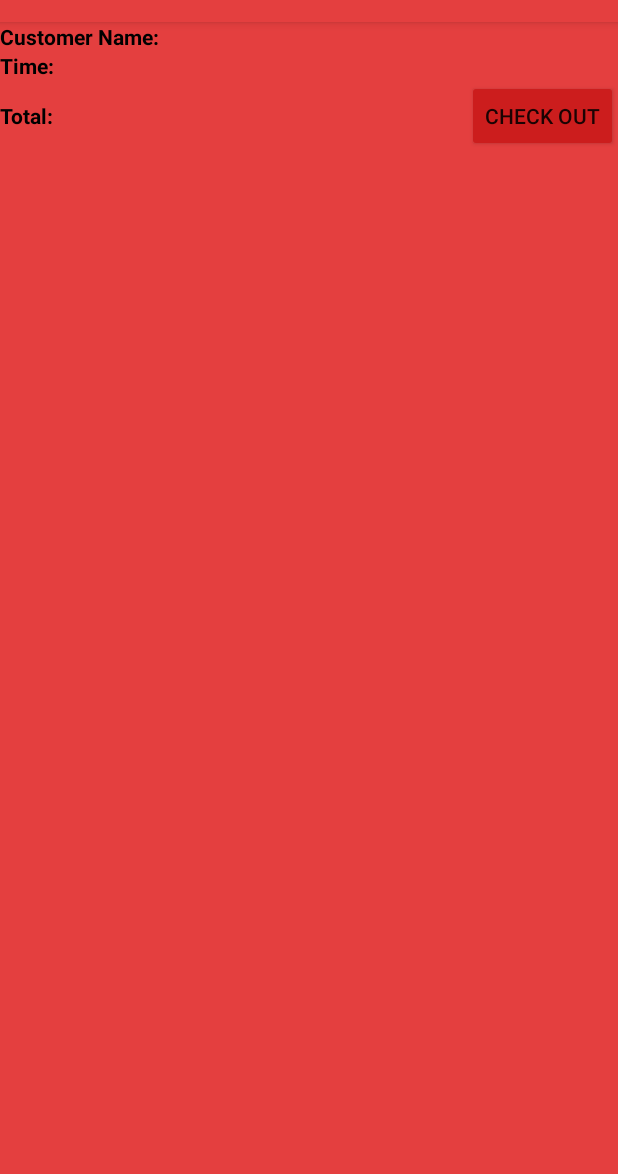
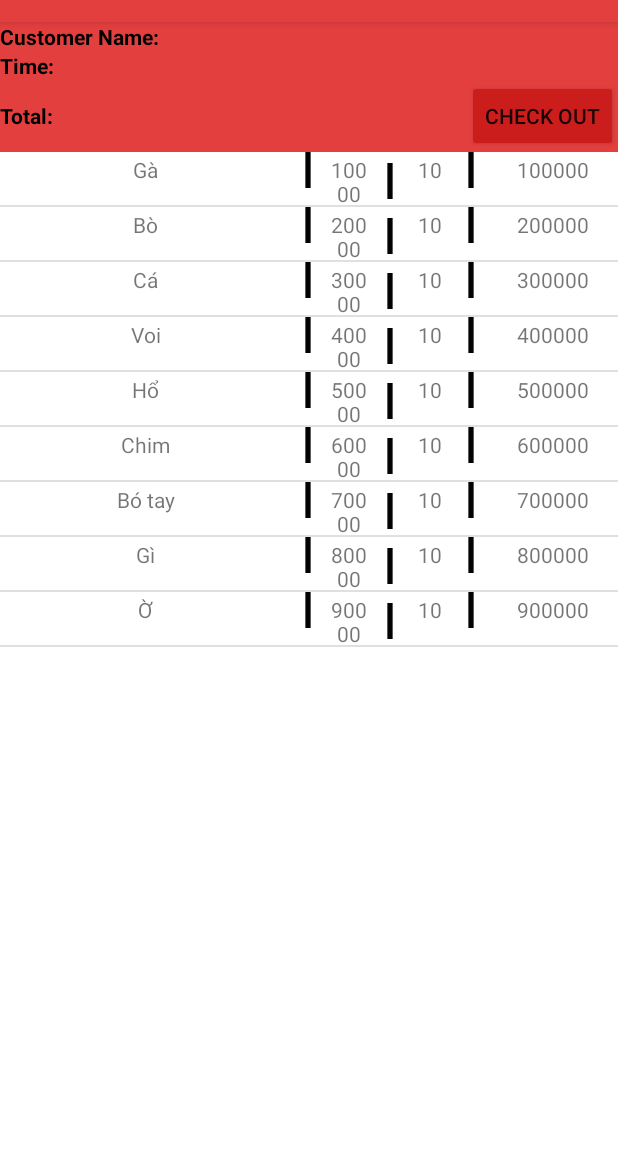
Before and after one commit to Zhenande/QuanLy, an Android app: the BillDetailActivity screen opened directly, with no data from a screen before it, on a phone screen of 412 x 824 dp, the part 62-1236 px from its top. Run offline under Robolectric (Android 15) with nearby library versions, the phone set to English and light mode, and no system bars; our stand-ins replace ButterKnife; libraries missing offline, so code that uses them is left out: com.birin.gridlistviewadapters.

Commit message:
Update new

```diff
--- a/app/src/main/java/adapter/GridFoodOnBillAdapter.java
+++ /dev/null
@@ -1,88 +0,0 @@
-package adapter;
-
-import android.content.Context;
-import android.view.View;
-import android.widget.TextView;
-import android.widget.Toast;
-
-import com.birin.gridlistviewadapters.Card;
-import com.birin.gridlistviewadapters.ListGridAdapter;
-import com.birin.gridlistviewadapters.dataholders.CardDataHolder;
-import com.birin.gridlistviewadapters.utils.ChildViewsClickHandler;
-
-import constants.QuanLyConstants;
-import manhquan.khoaluan_quanly.R;
-import model.FoodOnBill;
-
-/**
- * Created by LieuDucManh on 3/11/2018.
- */
-
-public class GridFoodOnBillAdapter extends ListGridAdapter<FoodOnBill, FoodOnBillHolder> {
-
-    public GridFoodOnBillAdapter(Context context, int totalCardsInRow) {
-        super(context, totalCardsInRow);
-    }
-
-    @Override
-    protected Card<FoodOnBillHolder> getNewCard(int cardwidth) {
-        View cardView = getLayoutInflater().inflate(R.layout.food_on_bill_list_item,null);
-        cardView.setMinimumWidth(cardwidth);
-
-        FoodOnBillHolder holder = new FoodOnBillHolder();
-        holder.txtFoodName = cardView.findViewById(R.id.food_on_bill_list_food_name);
-        holder.txtPrice = cardView.findViewById(R.id.food_on_bill_list_food_price);
-        holder.txtQuantity = cardView.findViewById(R.id.food_on_bill_list_quantity);
-        holder.txtTotalPrice = cardView.findViewById(R.id.food_on_bill_list_total_price);
-
-        return new Card<>(cardView,holder);
-    }
-
-    @Override
-    protected void setCardView(CardDataHolder<FoodOnBill> cardDataHolder, FoodOnBillHolder cardViewHolder) {
-        FoodOnBill foodOnBill = cardDataHolder.getData();
-        cardViewHolder.txtFoodName.setText(foodOnBill.getFoodName());
-        cardViewHolder.txtPrice.setText(foodOnBill.getPrice() + "");
-        cardViewHolder.txtQuantity.setText(foodOnBill.getQuantity()+"");
-        cardViewHolder.txtTotalPrice.setText(foodOnBill.getPrice()*foodOnBill.getQuantity() + "");
-    }
-
-    @Override
-    protected void onCardClicked(FoodOnBill cardData) {
-        Toast.makeText(getContext(),
-                "Card click " + cardData.getFoodName(), Toast.LENGTH_LONG)
-                .show();
-    }
-
-    @Override
-    protected void registerChildrenViewClickEvents(FoodOnBillHolder cardViewHolder, ChildViewsClickHandler childViewsClickHandler) {
-        childViewsClickHandler.registerChildViewForClickEvent(cardViewHolder.txtFoodName, QuanLyConstants.IMAGE_VIEW_CLICK_ID);
-    }
-
-    @Override
-    protected void onChildViewClicked(View clickedChildView, FoodOnBill cardData, int eventId) {
-        if(eventId == QuanLyConstants.IMAGE_VIEW_CLICK_ID){
-            Toast.makeText(getContext(),
-                    "FoodName click " + cardData.getFoodName(), Toast.LENGTH_LONG)
-                    .show();
-        }
-    }
-
-    @Override
-    public int getCardSpacing() {
-        return (2 * super.getCardSpacing());
-    }
-
-    @Override
-    protected void setRowView(View rowView, int arg1) {
-        rowView.setBackgroundColor(getContext().getResources().getColor(
-                R.color.colorPrimaryDark));
-    }
-}
-
-class FoodOnBillHolder{
-    TextView txtFoodName;
-    TextView txtPrice;
-    TextView txtQuantity;
-    TextView txtTotalPrice;
-}
--- /dev/null
+++ b/app/src/main/java/adapter/ListFoodOnBillAdapter.java
@@ -0,0 +1,88 @@
+package adapter;
+
+import android.content.Context;
+import android.view.LayoutInflater;
+import android.view.View;
+import android.view.ViewGroup;
+import android.widget.BaseAdapter;
+import android.widget.TextView;
+import android.widget.Toast;
+
+import com.birin.gridlistviewadapters.Card;
+import com.birin.gridlistviewadapters.ListGridAdapter;
+import com.birin.gridlistviewadapters.dataholders.CardDataHolder;
+import com.birin.gridlistviewadapters.utils.ChildViewsClickHandler;
+
+import java.util.ArrayList;
+
+import butterknife.BindView;
+import butterknife.ButterKnife;
+import constants.QuanLyConstants;
+import manhquan.khoaluan_quanly.R;
+import model.Bill;
+import model.FoodOnBill;
+
+/**
+ * Created by LieuDucManh on 3/11/2018.
+ */
+
+public class ListFoodOnBillAdapter extends BaseAdapter {
+
+    private ArrayList<FoodOnBill> listData = new ArrayList<>();
+    private LayoutInflater layoutInflater;
+    private Context context;
+
+    public ListFoodOnBillAdapter(Context context, ArrayList<FoodOnBill> listData){
+        this.listData = listData;
+        this.context = context;
+        layoutInflater = LayoutInflater.from(context);
+    }
+
+    @Override
+    public int getCount() {
+        return listData.size();
+    }
+
+    @Override
+    public Object getItem(int position) {
+        return listData.get(position);
+    }
+
+    @Override
+    public long getItemId(int position) {
+        return position;
+    }
+
+    @Override
+    public View getView(int position, View convertView, ViewGroup parent) {
+        FoodOnBillHolder holder;
+        if(convertView!= null){
+            holder = (FoodOnBillHolder)convertView.getTag();
+        }
+        else{
+            convertView = layoutInflater.inflate(R.layout.food_on_bill_list_item,null);
+            holder = new FoodOnBillHolder(convertView);
+            convertView.setTag(holder);
+        }
+
+        FoodOnBill foodOnBill = listData.get(position);
+        holder.txtFoodName.setText(foodOnBill.getFoodName());
+        holder.txtPrice.setText(foodOnBill.getPrice() + "");
+        holder.txtQuantity.setText(foodOnBill.getQuantity()+"");
+        holder.txtTotalPrice.setText(foodOnBill.getPrice()*foodOnBill.getQuantity() + "");
+
+        return convertView;
+    }
+
+}
+
+class FoodOnBillHolder{
+    @BindView(R.id.food_on_bill_list_food_name) TextView txtFoodName;
+    @BindView(R.id.food_on_bill_list_food_price) TextView txtPrice;
+    @BindView(R.id.food_on_bill_list_quantity) TextView txtQuantity;
+    @BindView(R.id.food_on_bill_list_total_price) TextView txtTotalPrice;
+
+    public FoodOnBillHolder(View view) {
+        ButterKnife.bind(this,view);
+    }
+}
--- a/app/src/main/java/manhquan/khoaluan_quanly/BillDetailActivity.java
+++ b/app/src/main/java/manhquan/khoaluan_quanly/BillDetailActivity.java
@@ -4,45 +4,40 @@ import android.support.v7.app.AppCompatActivity;
 import android.os.Bundle;
 import android.widget.Button;
 import android.widget.ListView;
-import android.widget.TextView;
 import android.widget.Toast;
 
 import java.util.ArrayList;
 
+import butterknife.BindView;
+import butterknife.ButterKnife;
 import constants.QuanLyConstants;
-import adapter.GridFoodOnBillAdapter;
+import adapter.ListFoodOnBillAdapter;
 import model.FoodOnBill;
 
 public class BillDetailActivity extends AppCompatActivity {
 
-    private TextView txtCustomerName;
-    private TextView txtTimeBook;
-    private TextView txtTotalCost;
-    private Button buttonCheckOut;
-    private ListView listFoodOnBill;
+    @BindView(R.id.bill_detail_button_check_out)
+    public Button buttonCheckOut;
+    @BindView(R.id.bill_detail_list_food)
+    public ListView listFoodOnBill;
     private ArrayList<FoodOnBill> listData;
-    private GridFoodOnBillAdapter gridFoodOnBillAdapter;
+    private ListFoodOnBillAdapter listFoodOnBillAdapter;
 
 
     @Override
     protected void onCreate(Bundle savedInstanceState) {
         super.onCreate(savedInstanceState);
         setContentView(R.layout.activity_bill_detail);
+        ButterKnife.bind(this);
 
         String tableNumber = getIntent().getStringExtra("TableNumber");
         Toast.makeText(getApplicationContext(),"Hoa don cua ban " + tableNumber,Toast.LENGTH_SHORT).show();
 
-        txtCustomerName = findViewById(R.id.bill_detail_customerName);
-        txtTimeBook = findViewById(R.id.bill_detail_timeBook);
-        txtTotalCost = findViewById(R.id.bill_detail_totalCost);
-        buttonCheckOut = findViewById(R.id.bill_detail_button_check_out);
-        listFoodOnBill = findViewById(R.id.bill_detail_list_food);
 
         listData = GenerateRawData();
-        gridFoodOnBillAdapter = new GridFoodOnBillAdapter(this, QuanLyConstants.MAX_CARDS_LIST_FOOD_ON_BILL);
-        gridFoodOnBillAdapter.addItemsInGrid(listData);
+        listFoodOnBillAdapter = new ListFoodOnBillAdapter(this, listData);
+        listFoodOnBill.setAdapter(listFoodOnBillAdapter);
 
-        listFoodOnBill.setAdapter(gridFoodOnBillAdapter);
     }
 
     private ArrayList<FoodOnBill> GenerateRawData() {
--- a/app/src/main/res/layout/activity_bill_detail.xml
+++ b/app/src/main/res/layout/activity_bill_detail.xml
@@ -43,6 +43,7 @@
     </LinearLayout>
 
     <ListView
+        android:background="@color/white"
         android:id="@+id/bill_detail_list_food"
         android:layout_width="match_parent"
         android:layout_height="match_parent"></ListView>
--- a/app/src/main/res/layout/food_on_bill_list_item.xml
+++ b/app/src/main/res/layout/food_on_bill_list_item.xml
@@ -3,9 +3,10 @@
     xmlns:android="http://schemas.android.com/apk/res/android"
     xmlns:tools="http://schemas.android.com/tools"
     android:orientation="horizontal"
+    android:background="@color/white"
     android:padding="0dp"
     android:layout_width="match_parent"
-    android:layout_height="match_parent">
+    android:layout_height="wrap_content">
 
     <TextView
         android:id="@+id/food_on_bill_list_food_name"
--- a/app/src/main/res/values/strings.xml
+++ b/app/src/main/res/values/strings.xml
@@ -28,6 +28,8 @@
 
     <!--=================================Restaurant Fragment==========================================-->
     <string name="tableNumber">Table </string>
+    <string name="notification">Notification</string>
+    <string name="noti_content">This table %s is not available</string>
 
 
     <!--=================================Bill Detail Activity=========================================-->
```
Also changed, not shown: app/src/main/java/adapter/BillListAdapter.java (+11 -12 lines), app/src/main/java/adapter/GridListViewAdapter.java (+24 -9 lines), app/src/main/java/fragment/EmployeeFragment.java (+7 -4 lines), app/src/main/java/fragment/FoodFragment.java (+7 -4 lines), app/src/main/java/fragment/IncomeFragment.java (+9 -10 lines), app/src/main/java/fragment/RestaurantFragment.java (+5 -2 lines), app/src/main/java/manhquan/khoaluan_quanly/AddAccountActivity.java (+13 -9 lines), app/src/main/java/manhquan/khoaluan_quanly/EmployeeDetailActivity.java (+15 -12 lines), app/src/main/java/manhquan/khoaluan_quanly/FoodDetailActivity.java (+10 -8 lines), app/src/main/java/manhquan/khoaluan_quanly/SignInActivity.java (+8 -5 lines).
